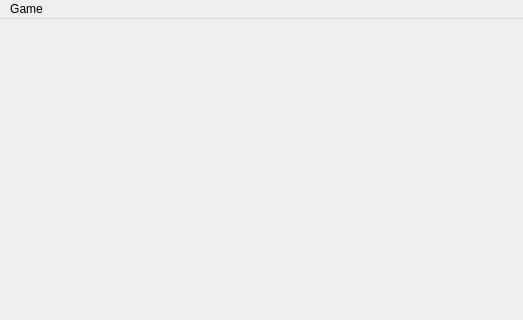
Old version of the form ui/mainwindow.ui in the repository taangi1/target_9; both pictures show x 0 to 523 and y 0 to 320 of the 523 by 626 pixel window.
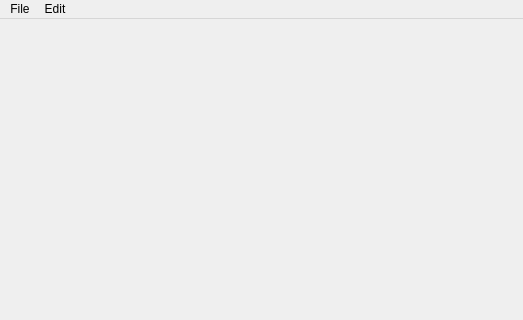
New version of the form. Custom widgets are drawn as their Qt base class.

The edit to the form file:
```diff
--- a/ui/mainwindow.ui
+++ b/ui/mainwindow.ui
@@ -297,9 +297,17 @@
      <height>22</height>
     </rect>
    </property>
-   <widget class="QMenu" name="menuGame">
+   <widget class="QMenu" name="menuFile">
     <property name="title">
-     <string>Game</string>
+     <string>File</string>
+    </property>
+    <addaction name="actionNew_Game"/>
+    <addaction name="separator"/>
+    <addaction name="actionExit"/>
+   </widget>
+   <widget class="QMenu" name="menuEdit">
+    <property name="title">
+     <string>Edit</string>
     </property>
     <addaction name="actionUndo"/>
     <addaction name="actionRedo"/>
@@ -307,7 +315,8 @@
     <addaction name="actionRestart"/>
     <addaction name="actionQuit"/>
    </widget>
-   <addaction name="menuGame"/>
+   <addaction name="menuFile"/>
+   <addaction name="menuEdit"/>
   </widget>
   <widget class="QStatusBar" name="statusbar"/>
   <action name="actionUndo">
```
Left out of the diff: 29 changed lines with no effect on the pictures.
